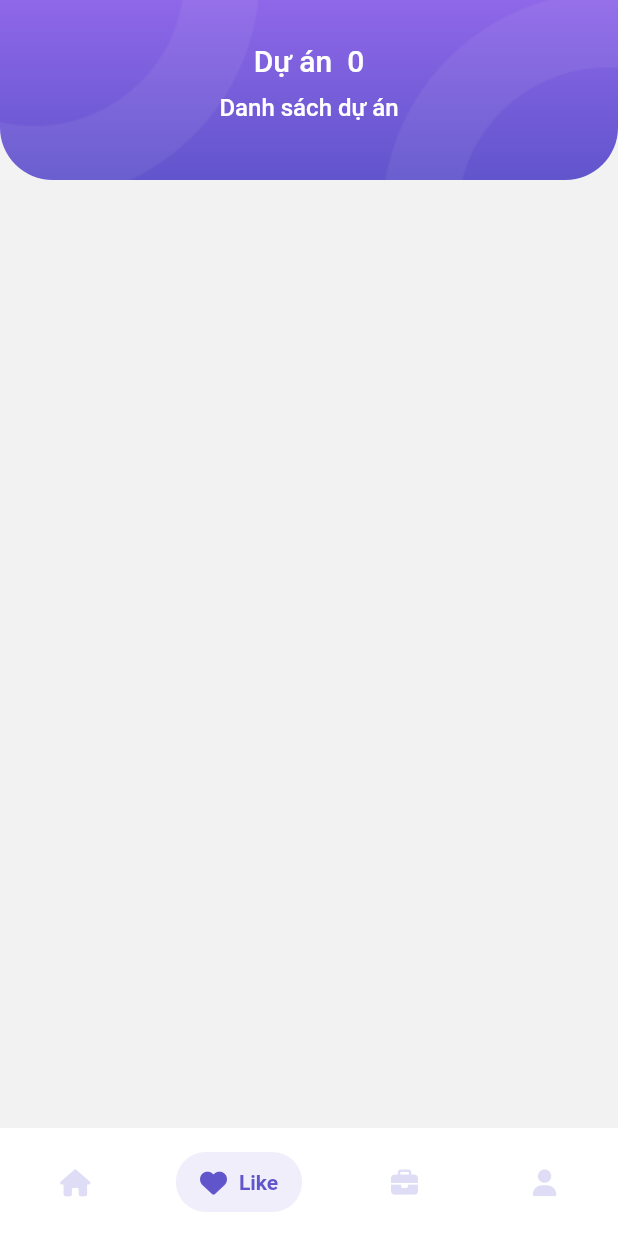
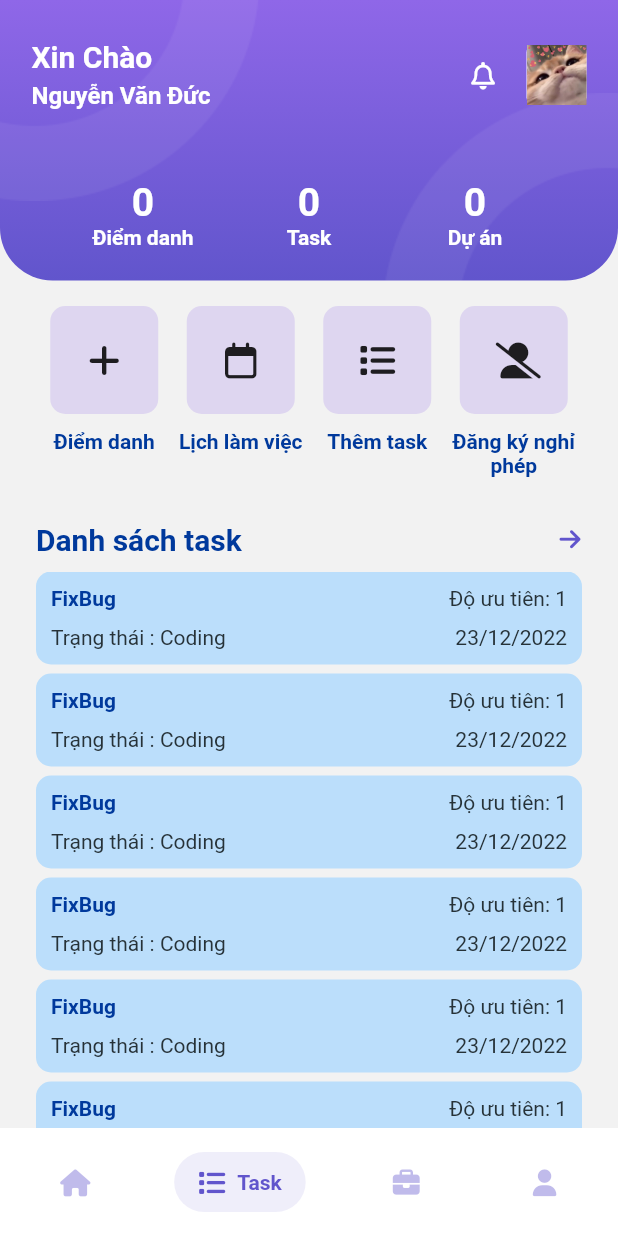
Before and after one commit to duchl02/manager_app_flutter, a Flutter app: the MainApp screen opened by its route, swiped to page 2, on a phone screen of 412 x 824 dp. Run offline on Flutter 3.47's test engine with Material 2 defaults, Android fonts, the phone set to English and light mode, and no system bars; drawn by our look-alikes of salomon_bottom_bar; our stand-ins replace cloud_firestore, firebase_core, flutter_svg, font_awesome_flutter, go_router, hive_flutter and 2 more; accounts and stored records are empty.

Commit message:
commit 23/12

```diff
--- a/lib/core/constants/color_constants.dart
+++ b/lib/core/constants/color_constants.dart
@@ -6,7 +6,7 @@ class ColorPalette {
   static const Color yellowColor = Color(0xffFE9C5E);
 
   static const Color dividerColor = Color(0xFFE5E7EB);
-  static const Color text1Color = Color(0xFF323B4B);
+  static const Color text1Color = Color.fromARGB(255, 0, 57, 156);
   static const Color subTitleColor = Color(0xFF838383);
   static const Color backgroundScaffoldColor = Color(0xFFF2F2F2);
 }
--- /dev/null
+++ b/lib/core/constants/text_style.dart
@@ -0,0 +1,24 @@
+import 'package:flutter/material.dart';
+
+import 'color_constants.dart';
+
+class TextStyleCustom {
+  static const TextStyle nomalTextPrimary = TextStyle(
+      color: ColorPalette.text1Color,
+      fontWeight: FontWeight.bold,
+      fontSize: 14);
+  static const TextStyle nomalTextWhile =
+      TextStyle(color: Colors.white, fontWeight: FontWeight.bold, fontSize: 14);
+  static const TextStyle h1Text =
+      TextStyle(color: Colors.white, fontWeight: FontWeight.bold, fontSize: 26);
+  static const TextStyle h2Text =
+      TextStyle(color: Colors.white, fontWeight: FontWeight.bold, fontSize: 20);
+  static const TextStyle h2TextPrimary = TextStyle(
+      color: ColorPalette.text1Color,
+      fontWeight: FontWeight.bold,
+      fontSize: 20);
+  static TextStyle smallText = TextStyle(
+    color: Colors.blueGrey.shade900,
+  );
+  static TextStyle normalSize = TextStyle(fontSize: 18, color: Colors.white);
+}
--- a/lib/core/helpers/asset_helper.dart
+++ b/lib/core/helpers/asset_helper.dart
@@ -41,6 +41,7 @@ mixin AssetHelper {
   static const String japan = 'assets/images/japan.png';
   static const String dubai = 'assets/images/dubai.png';
   static const String computerGuy = 'images/computerguy.png';
+  static const String catCute = 'assets/images/catcute.jpg';
 
 
 }
--- a/lib/representation/screens/home_screen/home_screen.dart
+++ b/lib/representation/screens/home_screen/home_screen.dart
@@ -1,12 +1,14 @@
 import 'package:flutter/material.dart';
 import 'package:flutter/src/widgets/container.dart';
-import 'package:flutter/src/widgets/framework.dart';
 import 'package:font_awesome_flutter/font_awesome_flutter.dart';
+import 'package:travel_app/core/constants/color_constants.dart';
+import 'package:travel_app/core/constants/text_style.dart';
 
 import '../../../core/constants/dismension_constants.dart';
 import '../../../core/helpers/asset_helper.dart';
 import '../../../core/helpers/image_helper.dart';
 import '../../widgets/app_bar_container.dart';
+import '../../widgets/list_task.dart';
 
 class HomeScreen extends StatelessWidget {
   const HomeScreen({super.key});
@@ -25,7 +27,7 @@ class HomeScreen extends StatelessWidget {
                       style:
                           TextStyle(fontWeight: FontWeight.bold, fontSize: 20)),
                   SizedBox(
-                    height: kDefaultPadding,
+                    height: kMinPadding,
                   ),
                   Text("Nguyễn Văn Đức",
                       style:
@@ -47,17 +49,99 @@ class HomeScreen extends StatelessWidget {
                   borderRadius: BorderRadius.circular(kMinPadding),
                   color: Colors.white,
                 ),
-                child: ImageHelper.loadFromAsset(AssetHelper.person),
+                child: ImageHelper.loadFromAsset(AssetHelper.catCute),
               )
             ],
           ),
         ),
         titleString: "home",
         isHomePage: true,
-        child: Column(children: const [
+        child: Column(children: [
           SizedBox(
-            height: kDefaultPadding,
+            height: kDefaultPadding * 3,
           ),
+          Row(
+            crossAxisAlignment: CrossAxisAlignment.start,
+            mainAxisAlignment: MainAxisAlignment.spaceBetween,
+            children: [
+              Expanded(
+                child: _buildItemCategory(
+                    Icon(FontAwesomeIcons.plus), () {}, 'Điểm danh'),
+              ),
+              Expanded(
+                child: _buildItemCategory(
+                    Icon(FontAwesomeIcons.calendar), () {}, 'Lịch làm việc'),
+              ),
+              Expanded(
+                child: _buildItemCategory(
+                    Icon(FontAwesomeIcons.list), () {}, 'Thêm task'),
+              ),
+              Expanded(
+                child: _buildItemCategory(Icon(FontAwesomeIcons.userLargeSlash),
+                    () {}, 'Đăng ký nghỉ phép'),
+              ),
+            ],
+          ),
+          SizedBox(
+            height: 30,
+          ),
+          Container(
+            margin: EdgeInsets.only(bottom: 10),
+            child: Row(
+
+              crossAxisAlignment: CrossAxisAlignment.center,
+              mainAxisAlignment: MainAxisAlignment.spaceBetween,
+              children: const [
+                Text(
+                  "Danh sách task",
+                  style: TextStyleCustom.h2TextPrimary,
+                ),
+                Icon(
+                  FontAwesomeIcons.arrowRight,
+                  size: 16,
+                  color: ColorPalette.primaryColor,
+                )
+              ],
+            ),
+          ),
+               Expanded(
+                 child: SingleChildScrollView(
+                   child: Column(children: const [
+                    listTask(),
+                    listTask(),
+                    listTask(),
+                    listTask(),
+                    listTask(),
+                    listTask(),
+                               ]),
+                 ),
+               ),
         ]));
   }
+
+  Widget _buildItemCategory(Icon icon, Function() onTap, String title) {
+    return InkWell(
+      onTap: onTap,
+      child: Column(
+        children: [
+          Container(
+            padding:
+                EdgeInsets.symmetric(vertical: kMediumPadding, horizontal: 24),
+            decoration: BoxDecoration(
+                color: ColorPalette.secondColor.withOpacity(0.2),
+                borderRadius: BorderRadius.circular(kItemPadding)),
+            child: icon,
+          ),
+          SizedBox(
+            height: kItemPadding,
+          ),
+          Text(
+            title,
+            style: TextStyleCustom.nomalTextPrimary,
+            textAlign: TextAlign.center,
+          )
+        ],
+      ),
+    );
+  }
 }
--- a/lib/representation/screens/main_app.dart
+++ b/lib/representation/screens/main_app.dart
@@ -14,7 +14,7 @@ import 'package:travel_app/representation/widgets/bottom_navigator.dart';
 
 class MainApp extends StatefulWidget {
   const MainApp({super.key});
-  static const routeName = "main_app";
+  static const routeName = "/main_app";
   @override
   State<MainApp> createState() => _MainAppState();
 }
@@ -22,7 +22,12 @@ class MainApp extends StatefulWidget {
 class _MainAppState extends State<MainApp> {
   int _currentIndex = 0;
   final _pageCotroller = PageController();
-  final _pages = [HomeScreen(), ProjectScreen(), TaskScreen(), StaffsScreen()];
+  final _pages = [
+    TaskScreen(),
+    HomeScreen(),
+    ProjectScreen(),
+    StaffsScreen()
+  ];
   @override
   Widget build(BuildContext context) {
     return Scaffold(
@@ -43,6 +48,7 @@ class _MainAppState extends State<MainApp> {
   SalomonBottomBar usingBottomNavigator() {
     return SalomonBottomBar(
         currentIndex: _currentIndex,
+
         onTap: (index) {
           setState(() {
             _currentIndex = index;
@@ -51,7 +57,7 @@ class _MainAppState extends State<MainApp> {
           });
         },
         selectedItemColor: ColorPalette.primaryColor,
-        unselectedItemColor: ColorPalette.primaryColor.withOpacity(0.2),
+        unselectedItemColor: ColorPalette.primaryColor.withOpacity(0.4),
         margin: EdgeInsets.symmetric(
             horizontal: kMediumPadding, vertical: kDefaultPadding),
         items: [
@@ -60,25 +66,25 @@ class _MainAppState extends State<MainApp> {
                 FontAwesomeIcons.house,
                 size: kDefaultIconSize,
               ),
-              title: Text("Home")),
+              title: Text("Trang chủ")),
           SalomonBottomBarItem(
               icon: Icon(
-                FontAwesomeIcons.solidHeart,
+                FontAwesomeIcons.list,
                 size: kDefaultIconSize,
               ),
-              title: Text("Like")),
+              title: Text("Task")),
           SalomonBottomBarItem(
               icon: Icon(
                 FontAwesomeIcons.briefcase,
                 size: kDefaultIconSize,
               ),
-              title: Text("Booking")),
+              title: Text("Dự án")),
           SalomonBottomBarItem(
               icon: Icon(
                 FontAwesomeIcons.solidUser,
                 size: kDefaultIconSize,
               ),
-              title: Text("Profile"))
+              title: Text("Nhân viên"))
         ]);
   }
 }
--- a/lib/representation/screens/task_screen/task_screen.dart
+++ b/lib/representation/screens/task_screen/task_screen.dart
@@ -1,7 +1,12 @@
 import 'package:flutter/material.dart';
 import 'package:font_awesome_flutter/font_awesome_flutter.dart';
+import 'package:travel_app/core/constants/color_constants.dart';
+import 'package:travel_app/core/constants/text_style.dart';
+import 'package:travel_app/representation/widgets/search_input.dart';
+import 'package:travel_app/representation/widgets/select_option.dart';
 
 import '../../../core/constants/dismension_constants.dart';
+import '../../../core/constants/textstyle_ext.dart';
 import '../../../core/helpers/asset_helper.dart';
 import '../../../core/helpers/image_helper.dart';
 import '../../widgets/app_bar_container.dart';
@@ -14,17 +19,28 @@ class TaskScreen extends StatefulWidget {
 }
 
 class _TaskScreenState extends State<TaskScreen> {
+  String dropdownValue = list.first;
   @override
   Widget build(BuildContext context) {
     return AppBarContainerWidget(
-        titleString: "Task",
         isHomePage: false,
-        titleCount: "0",
-        description: "Danh sách task",
-        child: Column(children: const [
-          SizedBox(
-            height: kDefaultPadding,
-          ),
+        child: Column(children: [
+          Row(children: const [
+            Expanded(flex: 3, child: SearchInput()),
+            SizedBox(
+              width: 10,
+            ),
+            Expanded(
+                flex: 2,
+                child: SelectOption(list: list,))
+          ]),
         ]));
   }
 }
+
+const List<String> list = <String>[
+  'Tên',
+  'Tên nhân viên',
+  'Trạng thái',
+  'Cấp độ'
+];
--- a/lib/representation/widgets/app_bar_container.dart
+++ b/lib/representation/widgets/app_bar_container.dart
@@ -1,9 +1,8 @@
 import 'package:flutter/material.dart';
-import 'package:flutter/src/widgets/container.dart';
-import 'package:flutter/src/widgets/framework.dart';
 import 'package:font_awesome_flutter/font_awesome_flutter.dart';
 import 'package:travel_app/core/constants/color_constants.dart';
 import 'package:travel_app/core/constants/dismension_constants.dart';
+import 'package:travel_app/core/constants/text_style.dart';
 import 'package:travel_app/core/helpers/asset_helper.dart';
 import 'package:travel_app/core/helpers/image_helper.dart';
 
@@ -120,18 +119,25 @@ class AppBarContainerWidget extends StatelessWidget {
               ),
             ),
           ),
-          Container(
-            margin: EdgeInsets.only(top: 156),
-            child: child,
-            padding: EdgeInsets.symmetric(horizontal: kMediumPadding),
-          ),
+          if (isHomePage!)
+            Container(
+              margin: EdgeInsets.only(top: 156),
+              child: child,
+              padding: EdgeInsets.symmetric(horizontal: kMediumPadding),
+            ),
+          if (isHomePage == false)
+            Container(
+              margin: EdgeInsets.only(top: 40),
+              child: child,
+              padding: EdgeInsets.symmetric(horizontal: kItemPadding),
+            ),
           if (isHomePage!)
             Container(
               margin: EdgeInsets.only(top: 120),
               padding: EdgeInsets.only(left: 40, right: 40),
               child: Row(
                 children: [
-                  countNavBar("Ngày công", "0"),
+                  countNavBar("Điểm danh", "0"),
                   countNavBar("Task", "0"),
                   countNavBar("Dự án", "0"),
                 ],
@@ -148,12 +154,11 @@ class AppBarContainerWidget extends StatelessWidget {
       children: [
         Text(
           nameCount,
-          style: TextStyle(
-              fontWeight: FontWeight.bold, fontSize: 26, color: Colors.white),
+          style: TextStyleCustom.h1Text,
         ),
         Text(
           name,
-          style: TextStyle(color: Colors.white),
+          style: TextStyleCustom.nomalTextWhile,
         ),
       ],
     ));
--- /dev/null
+++ b/lib/representation/widgets/list_task.dart
@@ -0,0 +1,50 @@
+import 'package:flutter/material.dart';
+
+import '../../core/constants/text_style.dart';
+
+class listTask extends StatelessWidget {
+  const listTask({
+    Key? key,
+  }) : super(key: key);
+
+  @override
+  Widget build(BuildContext context) {
+    return Container(
+      margin: EdgeInsets.only(bottom: 6),
+      decoration: BoxDecoration(
+          color: Colors.blue.shade100,
+          borderRadius: BorderRadius.circular(10),
+          ),
+      child: Padding(
+        padding: EdgeInsets.all(10),
+        child: Column(
+            crossAxisAlignment: CrossAxisAlignment.start,
+            children: [
+              Row(
+                children: [
+                  Text("FixBug",
+                      style: TextStyleCustom.nomalTextPrimary),
+                  Spacer(),
+                  Text("Độ ưu tiên: ",
+                      style: TextStyleCustom.smallText),
+                  Text("1", style: TextStyleCustom.smallText),
+                ],
+              ),
+              SizedBox(
+                height: 10,
+              ),
+              Row(
+                children: [
+                  Text("Trạng thái : ",
+                      style: TextStyleCustom.smallText),
+                  Text("Coding", style: TextStyleCustom.smallText),
+                  Spacer(),
+                  Text("23/12/2022",
+                      style: TextStyleCustom.smallText),
+                ],
+              )
+            ]),
+      ),
+    );
+  }
+}
--- a/pubspec.yaml
+++ b/pubspec.yaml
@@ -48,6 +48,7 @@ dependencies:
   flutter_countdown_timer: ^4.1.0
   cloud_firestore: ^4.2.0
   go_router: ^6.0.0
+  dropdown_button2: ^1.9.2
 
 dev_dependencies:
   flutter_test:
```
Also changed, not shown: lib/representation/screens/splash_screen.dart (+15 -14 lines), lib/representation/widgets/search_input.dart (added, +66 -0 lines), lib/representation/widgets/select_option.dart (added, +42 -0 lines), assets/images/catcute.jpg (added), pubspec.lock.
